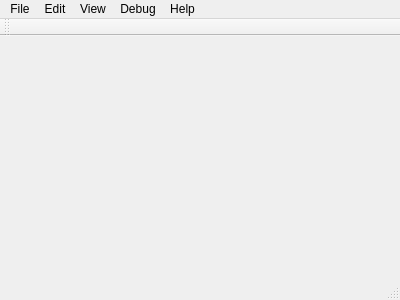
This is EditorApp/mainwindow.ui in bmwcarit/ramses-composer as Qt 5 draws it before an edit. The edited form follows.
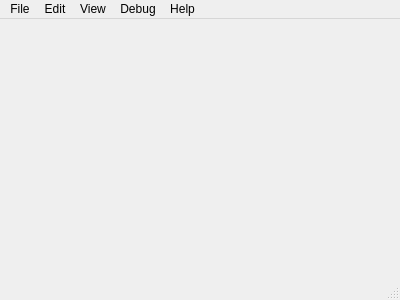
This is the edited form.

```diff
--- a/EditorApp/mainwindow.ui
+++ b/EditorApp/mainwindow.ui
@@ -96,14 +96,6 @@
    <addaction name="menuDebug"/>
    <addaction name="menuHelp"/>
   </widget>
-  <widget class="QToolBar" name="mainToolBar">
-   <attribute name="toolBarArea">
-    <enum>TopToolBarArea</enum>
-   </attribute>
-   <attribute name="toolBarBreak">
-    <bool>false</bool>
-   </attribute>
-  </widget>
   <widget class="QStatusBar" name="statusBar"/>
   <action name="actionNew">
    <property name="text">
```
Left out of the diff: 17 changed lines with no effect on the pictures.
